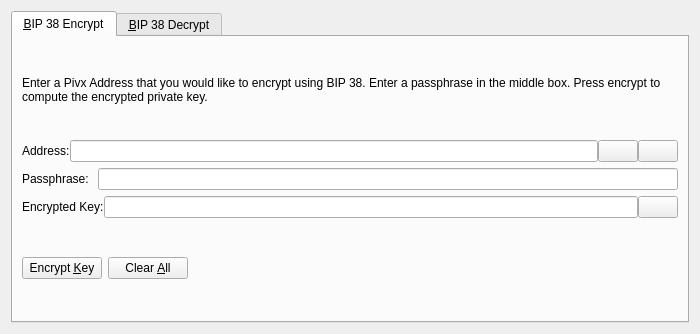
First picture: the form in src/qt/forms/bip38tooldialog.ui, repository devzx90/bitcoin2, before the edit.
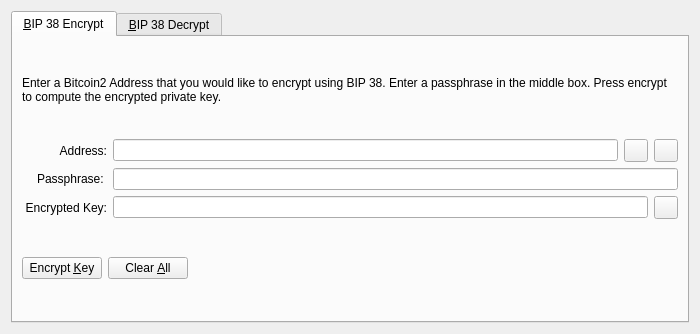
Second picture: the form after the edit. The open tabs and pages were chosen to show the change. Icons and pictures are not drawn. Custom widgets are drawn as their Qt base class.

Patch:
```diff
--- a/src/qt/forms/bip38tooldialog.ui
+++ b/src/qt/forms/bip38tooldialog.ui
@@ -30,7 +30,7 @@
        <item>
         <widget class="QLabel" name="infoLabel_ENC">
          <property name="text">
-          <string>Enter a Pivx Address that you would like to encrypt using BIP 38. Enter a passphrase in the middle box. Press encrypt to compute the encrypted private key.</string>
+          <string>Enter a Bitcoin2 Address that you would like to encrypt using BIP 38. Enter a passphrase in the middle box. Press encrypt to compute the encrypted private key.</string>
          </property>
          <property name="textFormat">
           <enum>Qt::PlainText</enum>
@@ -42,11 +42,17 @@
        </item>
        <item>
         <layout class="QHBoxLayout" name="horizontalLayout_1_ENC">
-         <property name="spacing">
-          <number>0</number>
-         </property>
          <item>
           <widget class="QLabel" name="label_5">
+           <property name="alignment">
+            <set>Qt::AlignRight|Qt::AlignTrailing|Qt::AlignVCenter</set>
+           </property>
+           <property name="minimumSize">
+            <size>
+             <width>85</width>
+             <height>0</height>
+            </size>
+           </property>
            <property name="text">
             <string>Address:</string>
            </property>
@@ -60,7 +66,7 @@
           </widget>
          </item>
          <item>
-          <widget class="QPushButton" name="addressBookButton_ENC">
+          <widget class="QToolButton" name="addressBookButton_ENC">
            <property name="toolTip">
             <string>Choose previously used address</string>
            </property>
@@ -74,13 +80,10 @@
            <property name="shortcut">
             <string>Alt+A</string>
            </property>
-           <property name="autoDefault">
-            <bool>false</bool>
-           </property>
           </widget>
          </item>
          <item>
-          <widget class="QPushButton" name="pasteButton_ENC">
+          <widget class="QToolButton" name="pasteButton_ENC">
            <property name="toolTip">
             <string>Paste address from clipboard</string>
            </property>
@@ -94,9 +97,6 @@
            <property name="shortcut">
             <string>Alt+P</string>
            </property>
-           <property name="autoDefault">
-            <bool>false</bool>
-           </property>
           </widget>
          </item>
         </layout>
@@ -105,6 +105,15 @@
         <layout class="QHBoxLayout" name="horizontalLayout_5">
          <item>
           <widget class="QLabel" name="label_6">
+           <property name="alignment">
+            <set>Qt::AlignRight|Qt::AlignTrailing|Qt::AlignVCenter</set>
+           </property>
+           <property name="minimumSize">
+            <size>
+             <width>85</width>
+             <height>0</height>
+            </size>
+           </property>
            <property name="text">
             <string>Passphrase: </string>
            </property>
@@ -121,11 +130,17 @@
        </item>
        <item>
         <layout class="QHBoxLayout" name="horizontalLayout_2_ENC">
-         <property name="spacing">
-          <number>0</number>
-         </property>
          <item>
           <widget class="QLabel" name="encryptedKeyLabel_ENC">
+           <property name="alignment">
+            <set>Qt::AlignRight|Qt::AlignTrailing|Qt::AlignVCenter</set>
+           </property>
+           <property name="minimumSize">
+            <size>
+             <width>85</width>
+             <height>0</height>
+            </size>
+           </property>
            <property name="text">
             <string>Encrypted Key:</string>
            </property>
@@ -147,7 +162,7 @@
           </widget>
          </item>
          <item>
-          <widget class="QPushButton" name="copyKeyButton_ENC">
+          <widget class="QToolButton" name="copyKeyButton_ENC">
            <property name="toolTip">
             <string>Copy the current signature to the system clipboard</string>
            </property>
@@ -158,9 +173,6 @@
             <iconset resource="../pivx.qrc">
              <normaloff>:/icons/editcopy</normaloff>:/icons/editcopy</iconset>
            </property>
-           <property name="autoDefault">
-            <bool>false</bool>
-           </property>
           </widget>
          </item>
         </layout>
```
Left out of the diff: 66 changed lines with no effect on the pictures.
